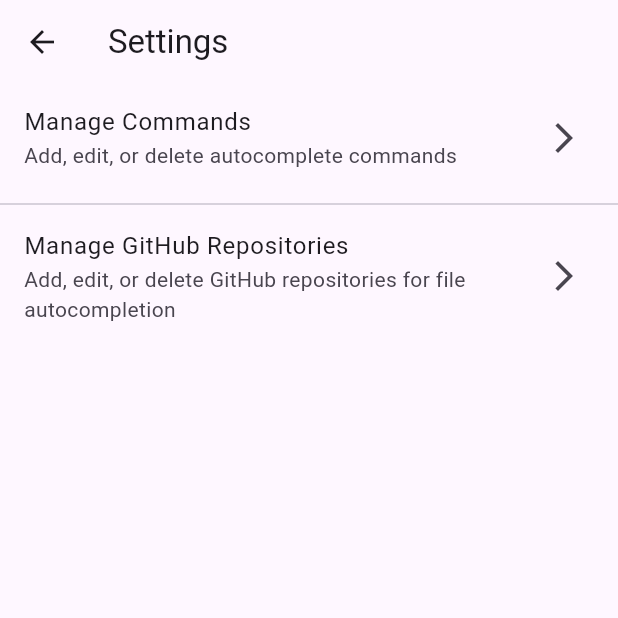
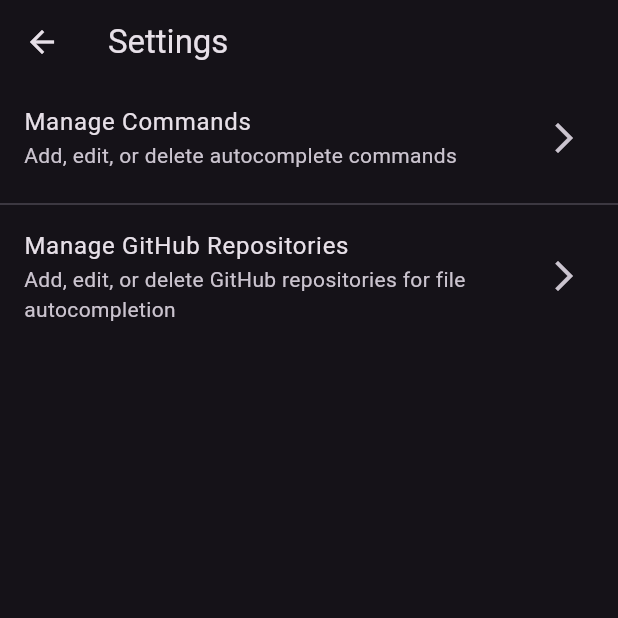
Before and after one commit to tianhaoz95/specbook, a Flutter app: the screen it shows after launch, after a tap on the "settings" icon, on a phone screen of 412 x 824 dp, the top half of it. Run offline on Flutter 3.47's test engine with Material 3 defaults, Android fonts, the phone set to English and light mode, and no system bars; our stand-ins replace share_plus, shared_preferences.

Commit message:
feat(android): add key store configuration and dark theme support

```diff
--- /dev/null
+++ b/devtools_options.yaml
@@ -0,0 +1,3 @@
+description: This file stores settings for Dart & Flutter DevTools.
+documentation: https://docs.flutter.dev/tools/devtools/extensions#configure-extension-enablement-states
+extensions:
--- a/lib/main.dart
+++ b/lib/main.dart
@@ -26,7 +26,19 @@ class MyApp extends StatelessWidget {
     return MaterialApp(
       debugShowCheckedModeBanner: false,
       title: 'Flutter Demo',
-      theme: ThemeData(primarySwatch: Colors.blue),
+      theme: ThemeData(
+        colorScheme: ColorScheme.fromSeed(
+          seedColor: Colors.deepPurple,
+          brightness: Brightness.light,
+        ),
+      ),
+      darkTheme: ThemeData(
+        colorScheme: ColorScheme.fromSeed(
+          seedColor: Colors.deepPurple,
+          brightness: Brightness.dark,
+        ),
+      ),
+      themeMode: ThemeMode.dark,
       home: const EditorScreen(),
     );
   }
--- a/lib/screens/editor_screen.dart
+++ b/lib/screens/editor_screen.dart
@@ -227,7 +227,7 @@ class _EditorScreenState extends State<EditorScreen> {
           IconButton(
             icon: const Icon(Icons.share),
             onPressed: () {
-              Share.share(_controller.text);
+              SharePlus.instance.share(ShareParams(text: _controller.text));
             },
           ),
           IconButton(
```
Also changed, not shown: 1 other file.
